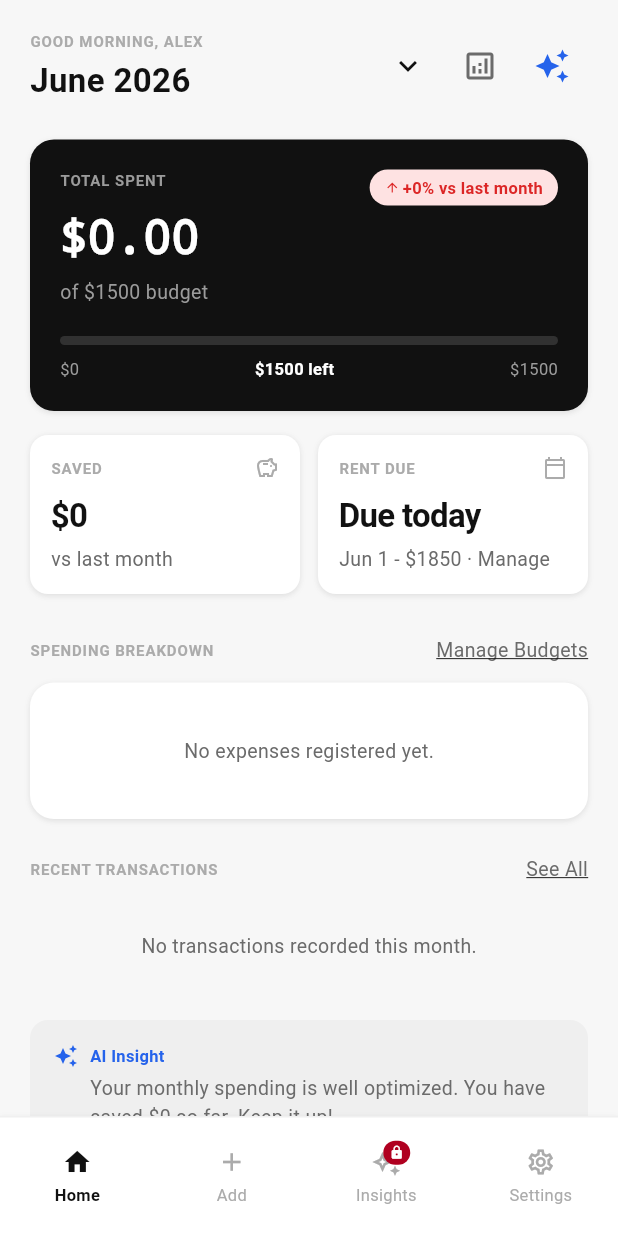
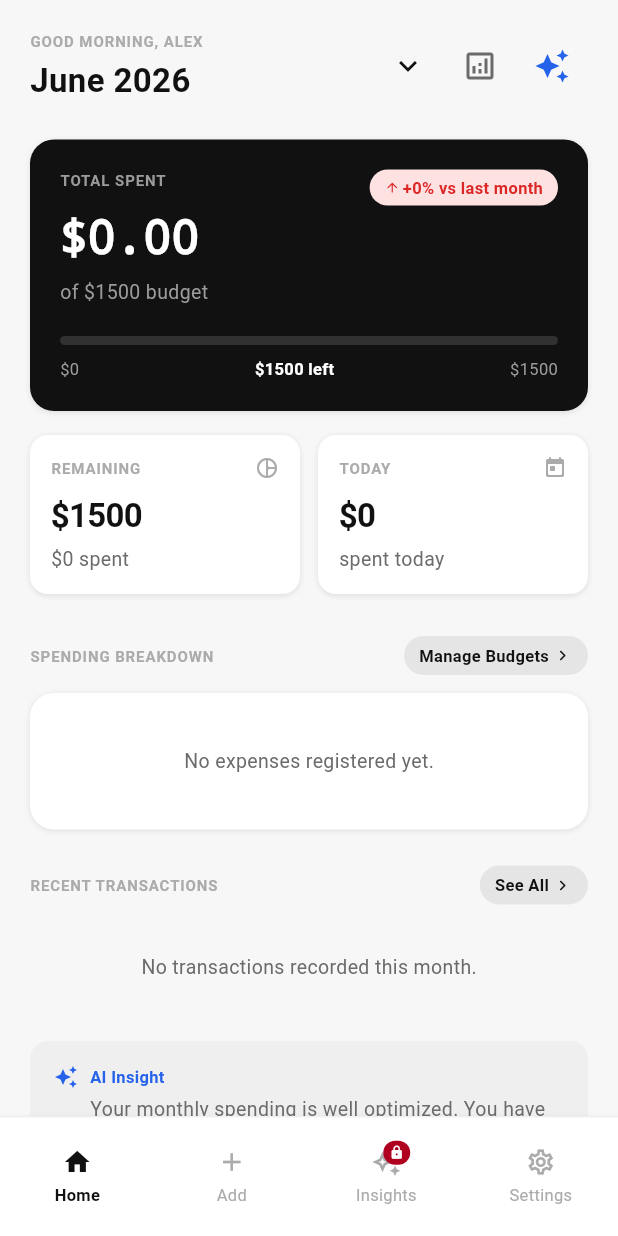
Before and after one commit to mrun1corn/expense, a Flutter app: the screen it shows after launch, after a tap on "See All", on a phone screen of 412 x 824 dp. Run offline on Flutter 3.47's test engine with Material 3 defaults, Android fonts, the phone set to English and light mode, and no system bars; our stand-ins replace awesome_notifications, cloud_firestore, connectivity_plus, csv, firebase_auth, firebase_core and 13 more; missing offline and left inert: workmanager; accounts and stored records are empty; generated files the repository leaves out were written again.

Commit message:
Dashboard styling updates: added remaining budget and today's spend cards, updated action links to pill buttons, and fixed analyzer warnings

```diff
--- a/lib/core/extensions/double_ext.dart
+++ b/lib/core/extensions/double_ext.dart
@@ -1,9 +1,15 @@
 import 'package:expense/core/payment/payment_systems_manager.dart';
+import 'package:intl/intl.dart';
 
 extension CurrencyFormatter on double {
-  String toCurrencyString(String currencyCode) {
+  String toCurrencyString(String currencyCode, [String? locale]) {
     final symbol = toCurrencySymbol(currencyCode);
-    return '$symbol${toStringAsFixed(2)}';
+    final format = NumberFormat.currency(
+      locale: locale ?? Intl.defaultLocale,
+      symbol: symbol,
+      decimalDigits: 2,
+    );
+    return format.format(this);
   }
 
   String toCurrencySymbol(String currencyCode) {
--- a/lib/features/expenses/presentation/screens/add_expense_screen.dart
+++ b/lib/features/expenses/presentation/screens/add_expense_screen.dart
@@ -1083,9 +1083,7 @@ class _AddExpenseScreenState extends ConsumerState<AddExpenseScreen> {
 
         // Delete the temporary file now that bytes are processed
         try {
-          if (await file.exists()) {
-            await file.delete();
-          }
+          await file.delete();
         } catch (de) {
           debugPrint('Failed to delete temp receipt image: $de');
         }
@@ -1128,9 +1126,7 @@ class _AddExpenseScreenState extends ConsumerState<AddExpenseScreen> {
         // Clean up on error
         try {
           final file = File(localPath);
-          if (file.existsSync()) {
-            file.deleteSync();
-          }
+          await file.delete();
         } catch (de) {
           debugPrint('Failed to delete temp receipt image on error: $de');
         }
--- a/lib/features/expenses/presentation/screens/home_screen.dart
+++ b/lib/features/expenses/presentation/screens/home_screen.dart
@@ -171,9 +171,6 @@ class _HomeScreenState extends ConsumerState<HomeScreen> {
     final userName = currentUser?.displayName ?? 'Alex';
 
     final isDark = Theme.of(context).brightness == Brightness.dark;
-    final rentSettings = ref.watch(rentSettingsProvider);
-    final rentAmount = rentSettings.amount;
-    final dueDay = rentSettings.dueDay;
     final currencyCode = ref.watch(currencyProvider);
 
     return Scaffold(
@@ -194,27 +191,20 @@ class _HomeScreenState extends ConsumerState<HomeScreen> {
                     e.date.year == _selectedMonth.year &&
                     !e.isDeleted).toList();
 
-                final rentPayments = expenses
+                final now = DateTime.now();
+                final isCurrentMonth = now.month == _selectedMonth.month && now.year == _selectedMonth.year;
+
+                final todayExpenses = thisMonthExpenses
                     .where((e) =>
-                        (e.title.toLowerCase().contains('rent') ||
-                            e.note?.toLowerCase().contains('rent') == true) &&
-                        e.type == TransactionType.expense &&
-                        !e.isDeleted)
-                    .toList();
+                        e.date.day == now.day &&
+                        e.date.month == now.month &&
+                        e.date.year == now.year &&
+                        e.type == TransactionType.expense)
+                    .fold<double>(0, (sum, e) => sum + e.amount);
 
-                final now = DateTime.now();
-                final paidThisMonth = rentPayments.any((e) => e.date.month == now.month && e.date.year == now.year);
-
-                DateTime nextDueDate;
-                if (paidThisMonth) {
-                  nextDueDate = DateTime(now.year, now.month + 1, dueDay);
-                } else {
-                  nextDueDate = DateTime(now.year, now.month, dueDay);
-                }
-
-                final daysRemaining = nextDueDate.difference(now).inDays;
-                final displayRemaining = daysRemaining <= 0 ? 'Due today' : '$daysRemaining days';
-                final displaySub = '${DateFormat('MMM d').format(nextDueDate)} - ${rentAmount.toCurrencySymbol(currencyCode)}${rentAmount.toStringAsFixed(0)}';
+                final daysPassed = isCurrentMonth
+                    ? now.day
+                    : DateTime(_selectedMonth.year, _selectedMonth.month + 1, 0).day;
 
                 final totalIncome = thisMonthExpenses
                     .where((e) => e.type == TransactionType.income)
@@ -225,6 +215,15 @@ class _HomeScreenState extends ConsumerState<HomeScreen> {
                     .fold<double>(0, (sum, e) => sum + e.amount);
 
                 final netSaved = totalIncome - totalExpenses;
+                final dailyAverage = totalExpenses / (daysPassed > 0 ? daysPassed : 1);
+
+                final isBn = Localizations.localeOf(context).languageCode == 'bn';
+                final remainingTitle = isBn ? 'বাকি বাজেট' : 'REMAINING';
+                final spentText = isBn ? 'ব্যয়' : 'spent';
+                final todayTitle = isBn ? 'আজকের খরচ' : 'TODAY';
+                final spentTodayText = isBn ? 'আজকে ব্যয়' : 'spent today';
+                final dailyAverageTitle = isBn ? 'দৈনিক গড়' : 'DAILY AVERAGE';
+                final averagePerDayText = isBn ? 'প্রতিদিনের গড়' : 'average per day';
 
                 // Calculate budget parameters
                 final spentByCategory = <ExpenseCategory, double>{};
@@ -415,9 +414,13 @@ class _HomeScreenState extends ConsumerState<HomeScreen> {
                     SliverToBoxAdapter(
                       child: Padding(
                         padding: const EdgeInsets.symmetric(horizontal: 20, vertical: 8),
+                        child: IntrinsicHeight(
                           child: Row(
+                            crossAxisAlignment: CrossAxisAlignment.stretch,
                             children: [
                               Expanded(
+                                child: GestureDetector(
+                                  onTap: () => context.push('/budgets'),
                                   child: Container(
                                     decoration: AppShadows.getCardDecoration(context, radius: 12),
                                     padding: const EdgeInsets.all(14),
@@ -428,30 +431,31 @@ class _HomeScreenState extends ConsumerState<HomeScreen> {
                                           mainAxisAlignment: MainAxisAlignment.spaceBetween,
                                           children: [
                                             Text(
-                                          AppLocalizations.of(context)!.saved.toUpperCase(),
+                                              remainingTitle.toUpperCase(),
                                               style: AppTextStyles.overline(color: AppColors.getFgTertiary(context)),
                                             ),
-                                        Icon(Icons.savings_outlined, size: 16, color: AppColors.getFgTertiary(context)),
+                                            Icon(Icons.pie_chart_outline_rounded, size: 16, color: AppColors.getFgTertiary(context)),
                                           ],
                                         ),
                                         const SizedBox(height: 8),
                                         Text(
-                                      '${netSaved.toCurrencySymbol(currencyCode)}${netSaved.toStringAsFixed(0)}',
+                                          '${remaining.toCurrencySymbol(currencyCode)}${remaining.toStringAsFixed(0)}',
                                           style: AppTextStyles.displayMd(color: AppColors.getFgPrimary(context)),
                                         ),
                                         const SizedBox(height: 4),
                                         Text(
-                                      'vs last month',
+                                          '${totalExpenses.toCurrencySymbol(currencyCode)}${totalExpenses.toStringAsFixed(0)} $spentText',
                                           style: AppTextStyles.bodySm(color: AppColors.getFgSecondary(context)),
                                         ),
                                       ],
                                     ),
                                   ),
                                 ),
+                              ),
                               const SizedBox(width: 12),
                               Expanded(
                                 child: GestureDetector(
-                                onTap: () => context.push('/rent-tracker'),
+                                  onTap: () => context.push('/analytics'),
                                   child: Container(
                                     decoration: AppShadows.getCardDecoration(context, radius: 12),
                                     padding: const EdgeInsets.all(14),
@@ -462,20 +466,26 @@ class _HomeScreenState extends ConsumerState<HomeScreen> {
                                           mainAxisAlignment: MainAxisAlignment.spaceBetween,
                                           children: [
                                             Text(
-                                            AppLocalizations.of(context)!.rentDue.toUpperCase(),
+                                              (isCurrentMonth ? todayTitle : dailyAverageTitle).toUpperCase(),
                                               style: AppTextStyles.overline(color: AppColors.getFgTertiary(context)),
                                             ),
-                                          Icon(Icons.calendar_today_outlined, size: 16, color: AppColors.getFgTertiary(context)),
+                                            Icon(
+                                              isCurrentMonth ? Icons.today_rounded : Icons.speed_rounded,
+                                              size: 16,
+                                              color: AppColors.getFgTertiary(context),
+                                            ),
                                           ],
                                         ),
                                         const SizedBox(height: 8),
                                         Text(
-                                        displayRemaining,
+                                          isCurrentMonth
+                                              ? '${todayExpenses.toCurrencySymbol(currencyCode)}${todayExpenses.toStringAsFixed(0)}'
+                                              : '${dailyAverage.toCurrencySymbol(currencyCode)}${dailyAverage.toStringAsFixed(0)}',
                                           style: AppTextStyles.displayMd(color: AppColors.getFgPrimary(context)),
                                         ),
                                         const SizedBox(height: 4),
                                         Text(
-                                        '$displaySub · Manage',
+                                          isCurrentMonth ? spentTodayText : averagePerDayText,
                                           style: AppTextStyles.bodySm(color: AppColors.getFgSecondary(context)),
                                         ),
                                       ],
@@ -484,6 +494,7 @@ class _HomeScreenState extends ConsumerState<HomeScreen> {
                                 ),
                               ),
                             ],
+                          ),
                         ),
                       ),
                     ),
@@ -501,10 +512,28 @@ class _HomeScreenState extends ConsumerState<HomeScreen> {
                             ),
                             GestureDetector(
                               onTap: () => context.push('/budgets'),
-                              child: Text(
+                              child: Container(
+                                padding: const EdgeInsets.symmetric(horizontal: 10, vertical: 5),
+                                decoration: BoxDecoration(
+                                  color: AppColors.getBrandPrimary(context).withOpacity(0.08),
+                                  borderRadius: BorderRadius.circular(16),
+                                ),
+                                child: Row(
+                                  mainAxisSize: MainAxisSize.min,
+                                  children: [
+                                    Text(
                                       'Manage Budgets',
-                                style: AppTextStyles.bodySm(color: AppColors.getFgSecondary(context)).copyWith(
-                                  decoration: TextDecoration.underline,
+                                      style: AppTextStyles.captionBold(
+                                        color: AppColors.getBrandPrimary(context),
+                                      ),
+                                    ),
+                                    const SizedBox(width: 2),
+                                    Icon(
+                                      Icons.chevron_right_rounded,
+                                      size: 14,
+                                      color: AppColors.getBrandPrimary(context),
+                                    ),
+                                  ],
                                 ),
                               ),
                             ),
@@ -610,10 +639,28 @@ class _HomeScreenState extends ConsumerState<HomeScreen> {
                               onTap: () {
                                 // Clear filter or go to insights
                               },
-                              child: Text(
+                              child: Container(
+                                padding: const EdgeInsets.symmetric(horizontal: 10, vertical: 5),
+                                decoration: BoxDecoration(
+                                  color: AppColors.getBrandPrimary(context).withOpacity(0.08),
+                                  borderRadius: BorderRadius.circular(16),
+                                ),
+                                child: Row(
+                                  mainAxisSize: MainAxisSize.min,
+                                  children: [
+                                    Text(
                                       'See All',
-                                style: AppTextStyles.bodySm(color: AppColors.getFgSecondary(context)).copyWith(
-                                  decoration: TextDecoration.underline,
+                                      style: AppTextStyles.captionBold(
+                                        color: AppColors.getBrandPrimary(context),
+                                      ),
+                                    ),
+                                    const SizedBox(width: 2),
+                                    Icon(
+                                      Icons.chevron_right_rounded,
+                                      size: 14,
+                                      color: AppColors.getBrandPrimary(context),
+                                    ),
+                                  ],
                                 ),
                               ),
                             ),
--- a/lib/features/settings/presentation/providers/settings_provider.dart
+++ b/lib/features/settings/presentation/providers/settings_provider.dart
@@ -2,6 +2,7 @@ import 'dart:ui' as ui;
 import 'package:expense/core/payment/payment_systems_manager.dart';
 import 'package:flutter/material.dart';
 import 'package:flutter_riverpod/flutter_riverpod.dart';
+import 'package:intl/intl.dart';
 import 'package:shared_preferences/shared_preferences.dart';
 
 final themeModeProvider = StateNotifierProvider<ThemeModeNotifier, ThemeMode>((ref) {
@@ -105,23 +106,27 @@ class LocaleNotifier extends StateNotifier<Locale> {
 
   Future<void> _loadLocale() async {
     final prefs = await SharedPreferences.getInstance();
+    Locale loadedLocale;
     if (prefs.containsKey(_prefKey)) {
-      state = Locale(prefs.getString(_prefKey)!);
+      loadedLocale = Locale(prefs.getString(_prefKey)!);
     } else {
       final deviceLocale = ui.PlatformDispatcher.instance.locale;
       if (['en', 'es', 'fr'].contains(deviceLocale.languageCode)) {
-        state = Locale(deviceLocale.languageCode);
+        loadedLocale = Locale(deviceLocale.languageCode);
       } else {
         final country = _ref.read(countryCodeProvider);
-        state = _getLocaleForCountry(country);
+        loadedLocale = _getLocaleForCountry(country);
       }
     }
+    state = loadedLocale;
+    Intl.defaultLocale = loadedLocale.languageCode;
   }
 
   Future<void> setLocale(Locale locale) async {
     final prefs = await SharedPreferences.getInstance();
     await prefs.setString(_prefKey, locale.languageCode);
     state = locale;
+    Intl.defaultLocale = locale.languageCode;
   }
 
   void updateLocaleForCountry(String countryCode) {
```
Also changed, not shown: 1 other file. Lines whose indentation alone changed are shown as unchanged.
